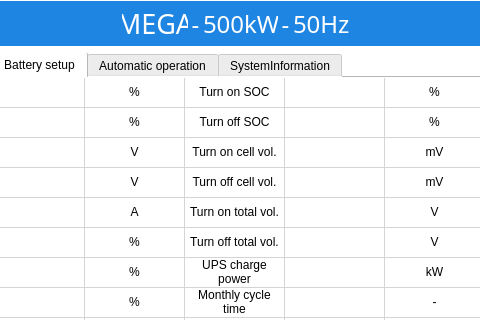
Above: win.ui from megarevolpr/Win before the change; both pictures show x 122 to 602 and y 0 to 320 of the 981 by 562 pixel window. Below: the same form after it.
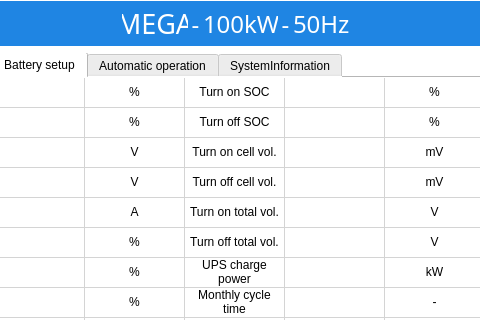
That is the form after the change. The open tabs and pages were chosen to show the change. Icons and pictures are not drawn.

Commit message: 完善了电池数据的介绍

Diff of the .ui file:
```diff
--- a/win.ui
+++ b/win.ui
@@ -2385,7 +2385,7 @@
          <string notr="true">color: rgb(255, 255, 255);</string>
         </property>
         <property name="text">
-         <string>500kW</string>
+         <string>100kW</string>
         </property>
        </widget>
       </item>
```
The commit also changes 2 other files.
